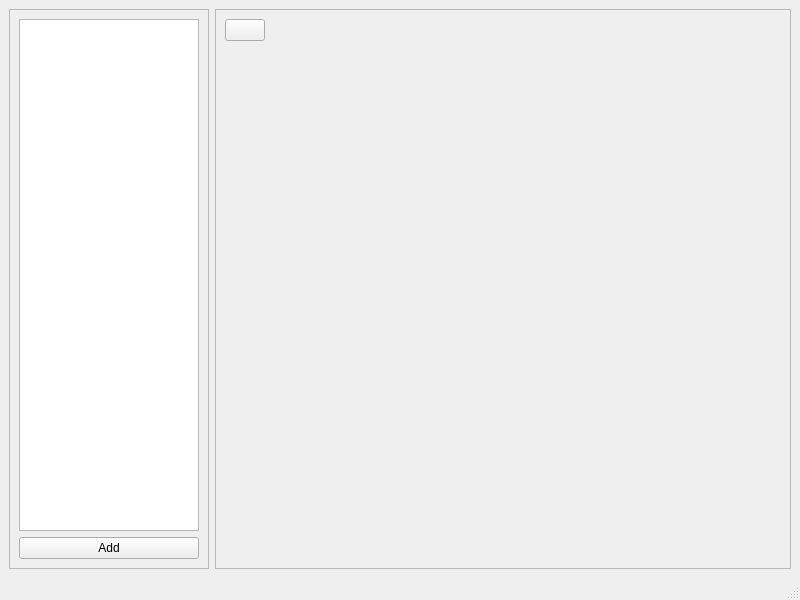
This is SimpleChat/mainwindow.ui in Ssssvhhhhh/SimpleChat as Qt 5 draws it before an edit. The edited form follows.
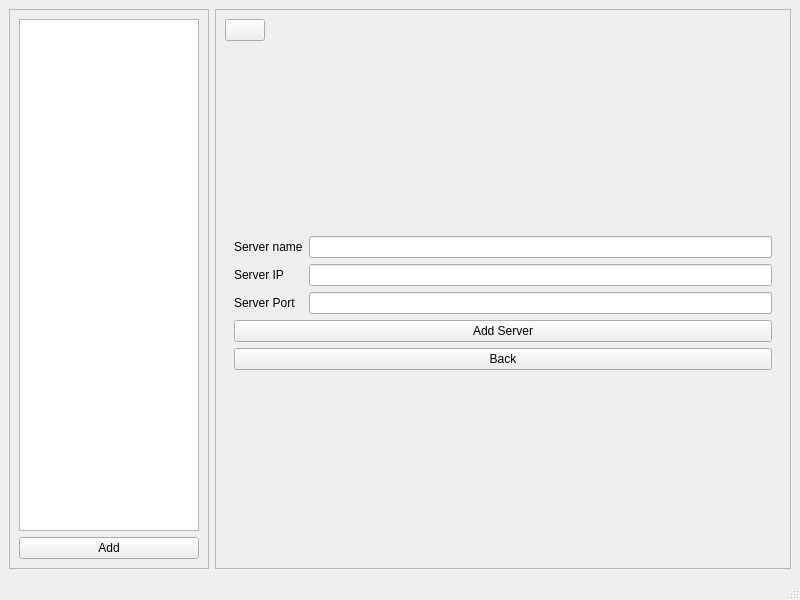
This is the edited form. The open tabs and pages were chosen to show the change. Icons and pictures are not drawn.

The edit to the form file:
```diff
--- a/SimpleChat/mainwindow.ui
+++ b/SimpleChat/mainwindow.ui
@@ -98,20 +98,89 @@
            <item>
             <widget class="QTextBrowser" name="textBrowserChat"/>
            </item>
+          </layout>
+         </widget>
+         <widget class="QWidget" name="page_2">
+          <layout class="QVBoxLayout" name="verticalLayout_7">
            <item>
-            <layout class="QHBoxLayout" name="horizontalLayout">
+            <layout class="QVBoxLayout" name="verticalLayout_6">
              <item>
-              <widget class="QLineEdit" name="lineEditMessage"/>
+              <spacer name="verticalSpacer">
+               <property name="orientation">
+                <enum>Qt::Orientation::Vertical</enum>
+               </property>
+               <property name="sizeHint" stdset="0">
+                <size>
+                 <width>20</width>
+                 <height>88</height>
+                </size>
+               </property>
+              </spacer>
              </item>
              <item>
-              <widget class="QPushButton" name="pushButtonSend">
-               <property name="text">
-                <string/>
+              <layout class="QVBoxLayout" name="verticalLayout_5">
+               <item>
+                <layout class="QGridLayout" name="gridLayout">
+                 <item row="0" column="0">
+                  <widget class="QLabel" name="labelServerName">
+                   <property name="text">
+                    <string>Server name</string>
+                   </property>
+                  </widget>
+                 </item>
+                 <item row="0" column="1">
+                  <widget class="QLineEdit" name="lineEdit"/>
+                 </item>
+                 <item row="1" column="0">
+                  <widget class="QLabel" name="labelIPServer">
+                   <property name="text">
+                    <string>Server IP</string>
+                   </property>
+                  </widget>
+                 </item>
+                 <item row="1" column="1">
+                  <widget class="QLineEdit" name="lineEdit_2"/>
+                 </item>
+                 <item row="2" column="0">
+                  <widget class="QLabel" name="labelPortServer">
+                   <property name="text">
+                    <string>Server Port</string>
+                   </property>
+                  </widget>
+                 </item>
+                 <item row="2" column="1">
+                  <widget class="QLineEdit" name="lineEdit_3"/>
+                 </item>
+                </layout>
+               </item>
+               <item>
+                <widget class="QPushButton" name="pushButton">
+                 <property name="text">
+                  <string>Add Server</string>
+                 </property>
+                </widget>
+               </item>
+               <item>
+                <widget class="QPushButton" name="pushButtonBack">
+                 <property name="text">
+                  <string>Back</string>
+                 </property>
+                </widget>
+               </item>
+              </layout>
+             </item>
+             <item>
+              <spacer name="verticalSpacer_2">
+               <property name="orientation">
+                <enum>Qt::Orientation::Vertical</enum>
                </property>
-               <property name="icon">
-                <iconset theme="QIcon::ThemeIcon::DocumentSend"/>
+               <property name="sizeHint" stdset="0">
+                <size>
+                 <width>20</width>
+                 <height>40</height>
+                </size>
                </property>
-              </widget>
+              </spacer>
              </item>
             </layout>
            </item>
```
Left out of the diff: 29 changed lines with no effect on the pictures.
